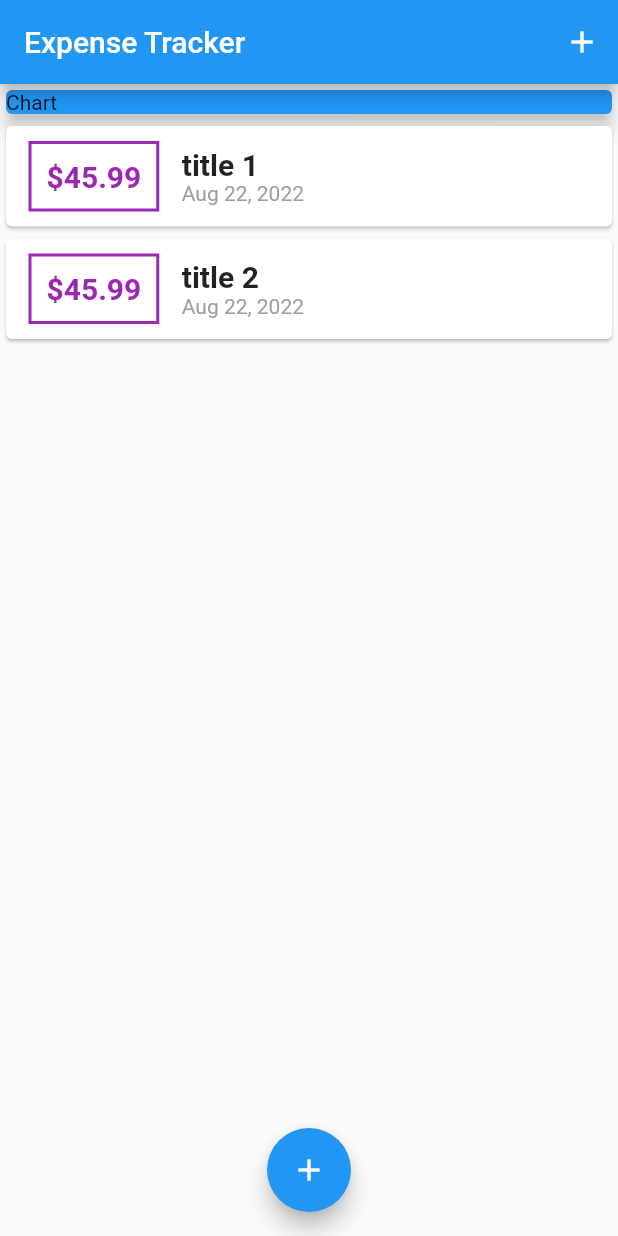
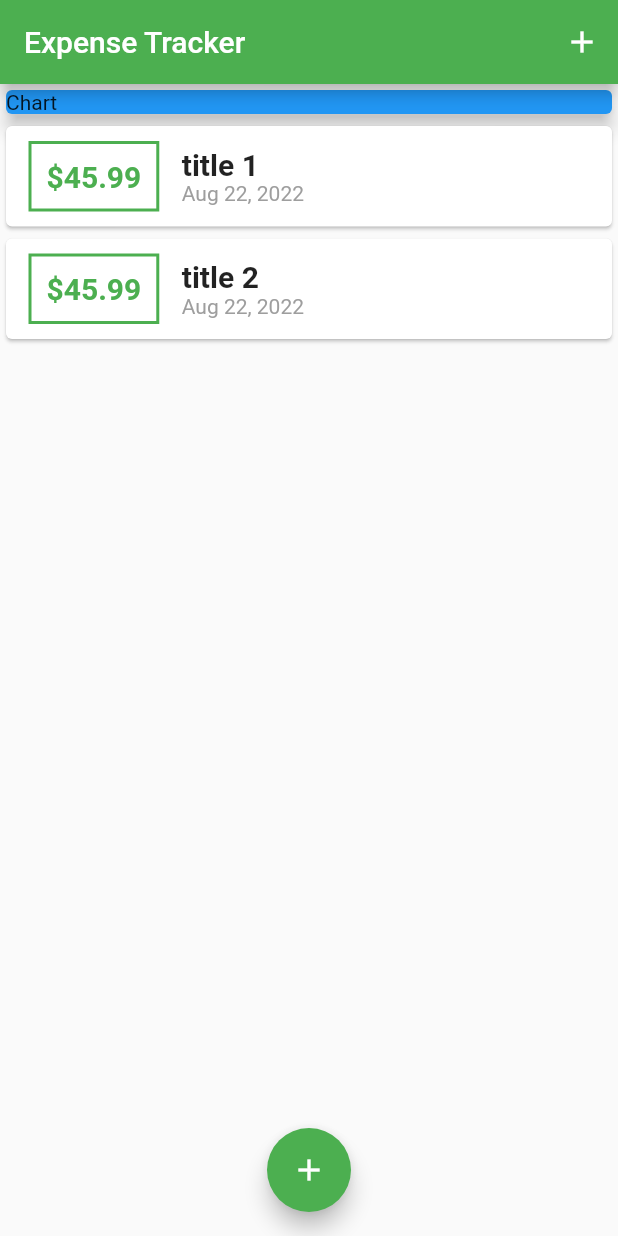
Before and after one commit to felixdusengimana/expense-tracker, a Flutter app: the screen it shows after launch, on a phone screen of 412 x 824 dp. Run offline on Flutter 3.47's test engine with Material 2 defaults, Android fonts, the phone set to English and light mode, and no system bars.

Commit message:
feat: added theming

```diff
--- a/lib/main.dart
+++ b/lib/main.dart
@@ -13,6 +13,9 @@ class MyApp extends StatelessWidget {
   Widget build(BuildContext context) {
     return MaterialApp(
       title: "Expense Tracker",
+      theme: ThemeData(
+        primarySwatch: Colors.green,
+      ),
       home: MyHomePage(),
     );
   }
--- a/lib/widgets/transaction_list.dart
+++ b/lib/widgets/transaction_list.dart
@@ -21,13 +21,14 @@ class TransactionList extends StatelessWidget {
                     padding: EdgeInsets.all(10),
                     margin: EdgeInsets.symmetric(vertical: 10, horizontal: 15),
                     decoration: BoxDecoration(
-                        border: Border.all(color: Colors.purple, width: 2)),
+                        border: Border.all(
+                            color: Theme.of(context).primaryColor, width: 2)),
                     child: Text(
                         '\$${transactions[index].amount.toStringAsFixed(2)}',
                         style: TextStyle(
                             fontWeight: FontWeight.bold,
                             fontSize: 20,
-                            color: Colors.purple)),
+                            color: Theme.of(context).primaryColor)),
                   ),
                   Column(
                     crossAxisAlignment: CrossAxisAlignment.start,
```
